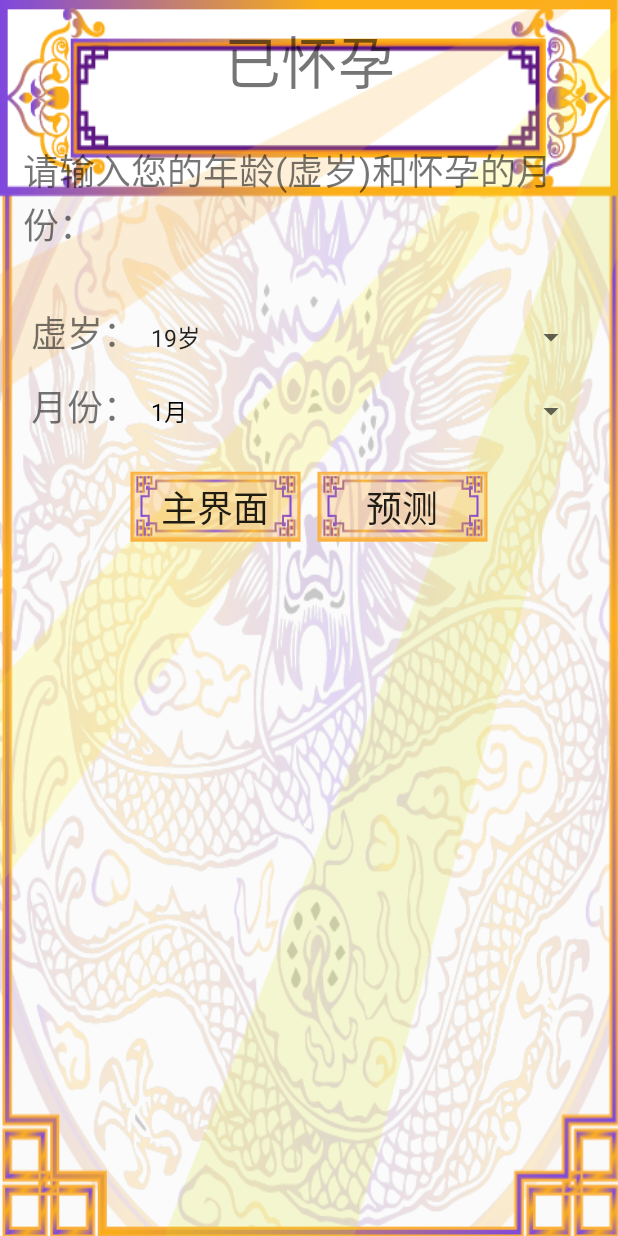
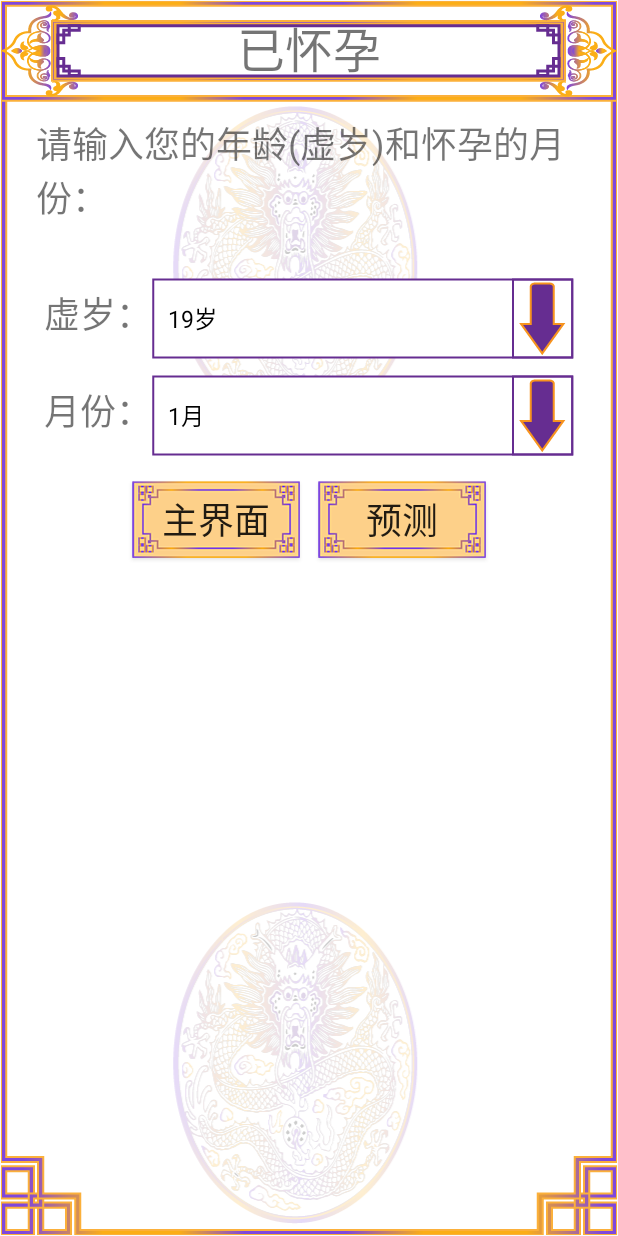
Before and after one commit to dst1213/QingGong, an Android app: the DoneActivity screen opened directly, with no data from a screen before it, on a phone screen of 412 x 824 dp. Run offline under Robolectric (Android 15) with nearby library versions, the phone set to English and light mode, and no system bars.

Commit message:
重新设计了贴图，并且把图片改成9妹格式。 修改在备孕里显示年份下拉列表的BUG。 完善了自定义AlertDialog的图片显示。 基本功能已全部完成。

```diff
--- a/app/src/main/java/com/example/qinggong/activity/DoneActivity.java
+++ b/app/src/main/java/com/example/qinggong/activity/DoneActivity.java
@@ -105,8 +105,8 @@ public class DoneActivity extends BaseActivity {
     {
         //String[] ages={"19岁","20岁","21岁","22岁","23岁","24岁","25岁","26岁","27岁","28岁","29岁","30岁","31岁","32岁","33岁","34岁","35岁","36岁","37岁","38岁","39岁","40岁","41岁"};
         String[] ages=getResources().getStringArray(R.array.ages);
-        ArrayAdapter<String> adapter=new ArrayAdapter<String>(this,android.R.layout.simple_spinner_item,ages);
-        adapter.setDropDownViewResource(android.R.layout.simple_spinner_dropdown_item);
+        ArrayAdapter<String> adapter=new ArrayAdapter<String>(this,android.R.layout.simple_spinner_dropdown_item,ages);
+        //adapter.setDropDownViewResource(android.R.layout.simple_spinner_dropdown_item);
         //adapter.setDropDownViewResource(R.layout.drop_down_item);//这里可以加载一个简单布局
         sp_ages.setAdapter(adapter);
     }
--- a/app/src/main/res/layout/done.xml
+++ b/app/src/main/res/layout/done.xml
@@ -13,7 +13,7 @@
         <TextView
             android:id="@+id/done_title"
             android:layout_width="match_parent"
-            android:layout_height="80dp"
+            android:layout_height="60dp"
             android:text="@string/done_tv_title_text"
             android:textSize="@dimen/title"
             android:gravity="center"
@@ -52,6 +52,7 @@
                     android:layout_width="0dp"
                     android:layout_height="wrap_content"
                     android:layout_weight="1"
+                    android:background="@drawable/bg_third"
                     android:prompt="@string/done_sp_age_prompt"></Spinner>
             </LinearLayout>
 
@@ -72,6 +73,7 @@
                     android:layout_width="0dp"
                     android:layout_height="wrap_content"
                     android:layout_weight="1"
+                    android:background="@drawable/bg_third"
                     android:prompt="@string/done_sp_month_prompt"></Spinner>
 
             </LinearLayout>
--- a/app/src/main/res/layout/main.xml
+++ b/app/src/main/res/layout/main.xml
@@ -10,7 +10,7 @@
         android:layout_weight="1">
         <TextView android:id="@+id/main_title"
             android:layout_width="match_parent"
-            android:layout_height="80dp"
+            android:layout_height="60dp"
             android:text="@string/main_tv_title_text"
             android:textSize="@dimen/title"
             android:gravity="center"
--- a/app/src/main/res/layout/ready.xml
+++ b/app/src/main/res/layout/ready.xml
@@ -13,7 +13,7 @@
         <TextView
             android:id="@+id/ready_tv_title"
             android:layout_width="match_parent"
-            android:layout_height="80dp"
+            android:layout_height="60dp"
             android:text="@string/ready_tv_title_text"
             android:layout_alignParentTop="true"
             android:textSize="@dimen/title"
@@ -51,6 +51,7 @@
                     android:id="@+id/ready_sp_year"
                     android:layout_width="0dp"
                     android:layout_height="wrap_content"
+                    android:background="@drawable/bg_third"
                     android:layout_weight="1"></Spinner>
             </LinearLayout>
 
@@ -70,6 +71,7 @@
                     android:id="@+id/ready_sp_sex"
                     android:layout_width="0dp"
                     android:layout_height="wrap_content"
+                    android:background="@drawable/bg_third"
                     android:layout_weight="1"></Spinner>
             </LinearLayout>
 
@@ -89,6 +91,7 @@
                     android:id="@+id/ready_sp_age"
                     android:layout_width="0dp"
                     android:layout_height="wrap_content"
+                    android:background="@drawable/bg_third"
                     android:layout_weight="1"></Spinner>
             </LinearLayout>
 
--- a/app/src/main/res/layout/start.xml
+++ b/app/src/main/res/layout/start.xml
@@ -7,7 +7,7 @@
     <TextView
         android:id="@+id/start_qinggongtitle"
         android:layout_width="match_parent"
-        android:layout_height="80dp"
+        android:layout_height="60dp"
         android:text="@string/start_tv_qinggongbiao"
         android:gravity="center"
         android:textSize="@dimen/title"
@@ -21,6 +21,7 @@
         android:layout_below="@id/start_qinggongtitle"
         android:padding="@dimen/padding" />
 
+
     <Button
         android:id="@+id/start_btn_start"
         android:layout_width="wrap_content"
--- a/app/src/main/res/values/dimens.xml
+++ b/app/src/main/res/values/dimens.xml
@@ -2,7 +2,7 @@
     <!-- Default screen margins, per the Android Design guidelines. -->
     <dimen name="activity_horizontal_margin">16dp</dimen>
     <dimen name="activity_vertical_margin">16dp</dimen>
-    <dimen name="title">38sp</dimen>
+    <dimen name="title">32sp</dimen>
     <dimen name="tv_size">18sp</dimen>
     <dimen name="btn_size">24sp</dimen>
     <dimen name="padding">15dp</dimen>
```
Also changed, not shown: app/src/main/res/drawable-hdpi/bg_main.9.png (added), app/src/main/res/drawable-hdpi/bg_main.png (deleted), app/src/main/res/drawable-hdpi/bg_second.9.png (added), app/src/main/res/drawable-hdpi/bg_second.png (deleted), app/src/main/res/drawable-hdpi/bg_third.9.png (added), app/src/main/res/drawable-hdpi/btn_main.9.png (added), app/src/main/res/drawable-hdpi/btn_main.png (deleted), app/src/main/res/drawable-hdpi/token.9.png (added), app/src/main/res/drawable-hdpi/token.png (deleted).
